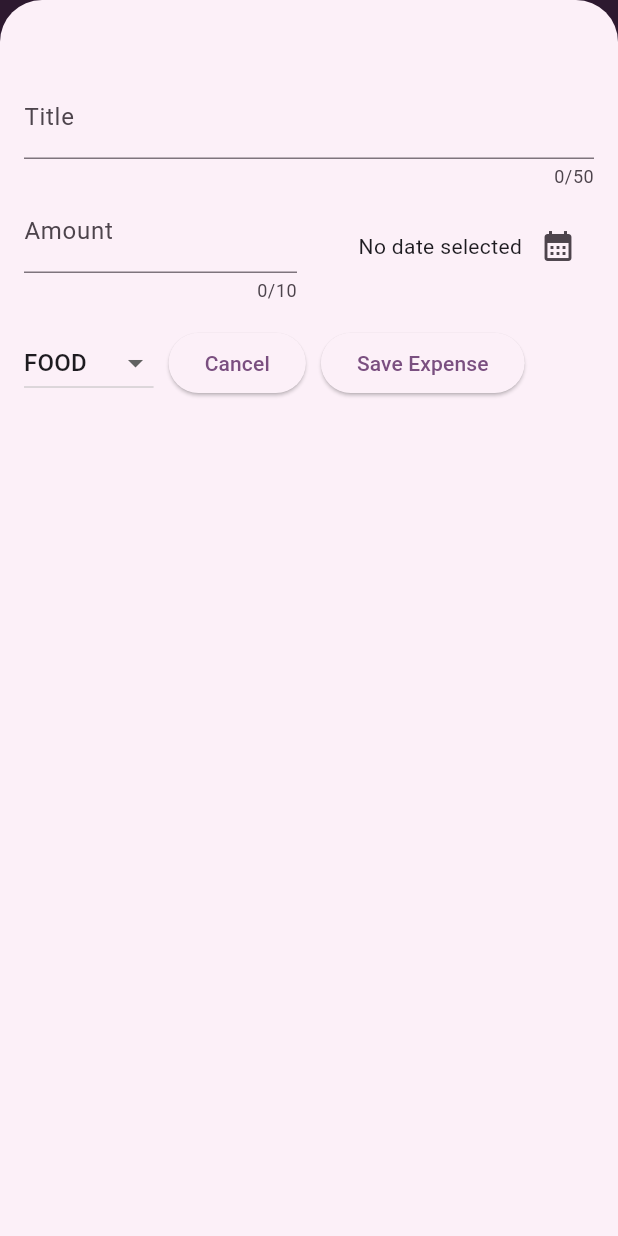
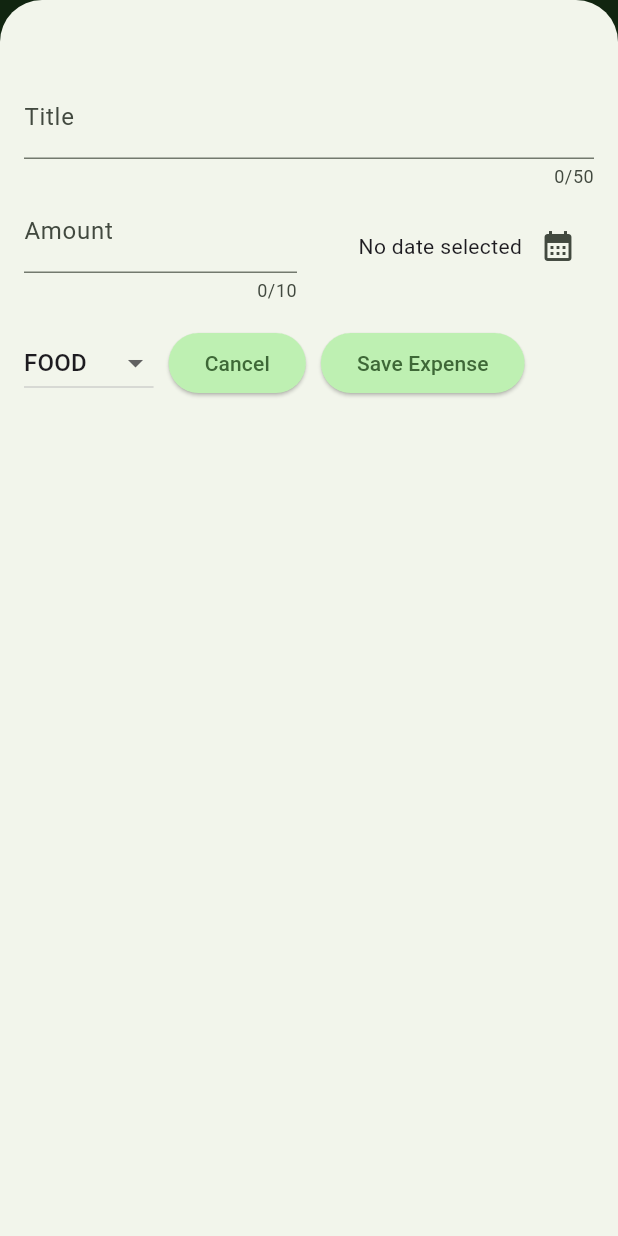
Before and after one commit to Emmanuelmyk/Expense_Tracker, a Flutter app: the screen it shows after launch, after a tap on the "add" icon, on a phone screen of 412 x 824 dp. Run offline on Flutter 3.47's test engine with Material 3 defaults, Android fonts, the phone set to English and light mode, and no system bars.

Commit message:
added theme

```diff
--- a/lib/main.dart
+++ b/lib/main.dart
@@ -2,7 +2,7 @@ import 'package:flutter/material.dart';
 import 'package:expense_tracker/widgets/expenses.dart';
 
 var kColorScheme = ColorScheme.fromSeed(
-  seedColor: const Color.fromARGB(255, 96, 59, 101),
+  seedColor: const Color.fromARGB(255, 0, 255, 51),
 );
 
 void main() {
@@ -10,9 +10,25 @@ void main() {
     MaterialApp(
       theme: ThemeData().copyWith(
         colorScheme: kColorScheme,
-        appBarTheme: AppBarTheme().copyWith(
-            backgroundColor: kColorScheme.onPrimaryContainer,
-            foregroundColor: kColorScheme.primaryContainer),
+        appBarTheme: const AppBarTheme().copyWith(
+          backgroundColor: kColorScheme.onPrimaryContainer,
+          foregroundColor: kColorScheme.primaryContainer,
+        ),
+        cardTheme: const CardTheme().copyWith(
+          color: kColorScheme.secondaryContainer,
+        ),
+        elevatedButtonTheme: ElevatedButtonThemeData(
+          style: ElevatedButton.styleFrom(
+            backgroundColor: kColorScheme.primaryContainer,
+          ),
+        ),
+        textTheme: ThemeData().textTheme.copyWith(
+              titleLarge: TextStyle(
+                fontWeight: FontWeight.normal,
+                color: kColorScheme.onSecondaryContainer,
+                fontSize: 20,
+              ),
+            ),
       ),
       home: const Expenses(),
     ),
--- a/lib/widgets/extenses_list/expense_item.dart
+++ b/lib/widgets/extenses_list/expense_item.dart
@@ -11,8 +11,8 @@ class ExpenseItem extends StatelessWidget {
     return Card(
       child: Padding(
         padding: const EdgeInsets.symmetric(
-          horizontal: 20,
-          vertical: 60,
+          horizontal: 30,
+          vertical: 20,
         ),
         child: Column(
           children: [
```
